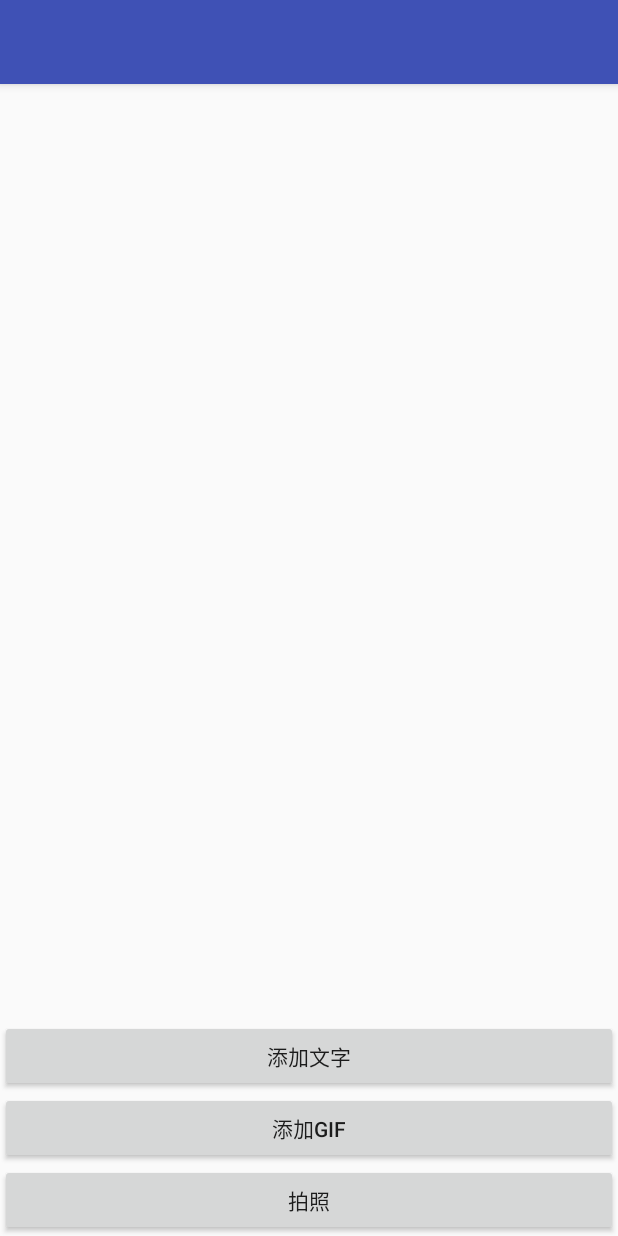
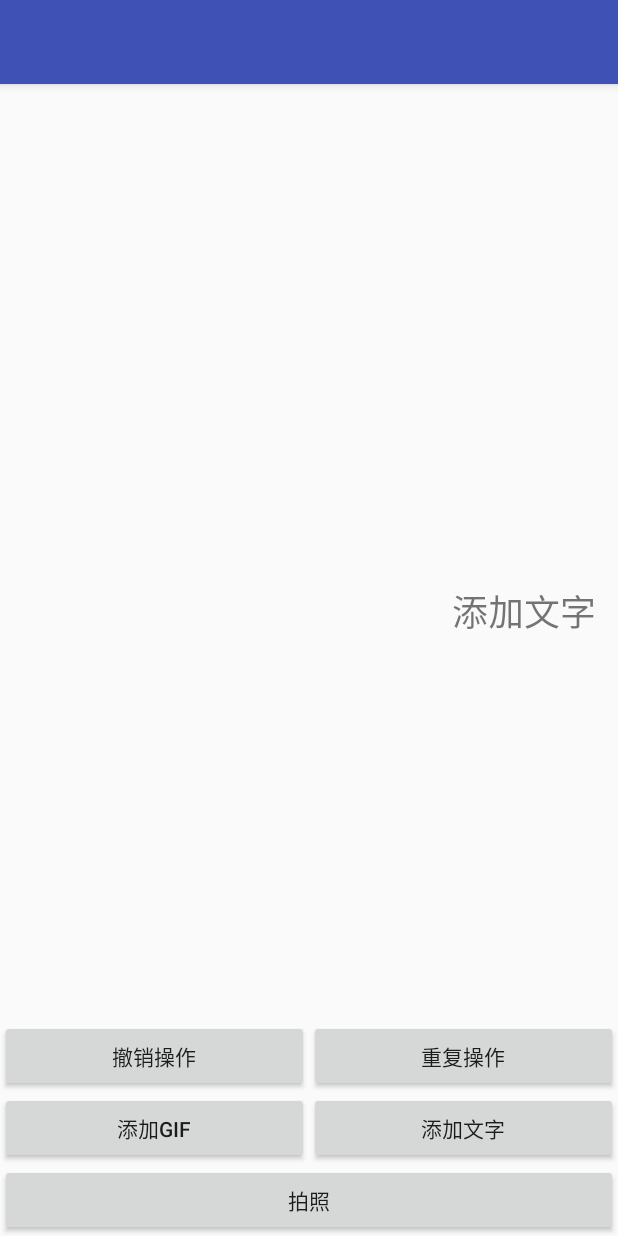
Before and after one commit to Seasonallan/Emoji, an Android app: the screen it shows after launch (MainActivity), after a tap on "添加文字", on a phone screen of 412 x 824 dp. Run offline under Robolectric (Android 15) with nearby library versions, the phone set to English and light mode, and no system bars; 1 statement that could not run was skipped.

Commit message:
添加对操作的控制历史记录，撤销和恢复操作

```diff
--- a/app/src/main/java/com/season/emoji/ui/MainActivity.java
+++ b/app/src/main/java/com/season/emoji/ui/MainActivity.java
@@ -3,28 +3,33 @@ package com.season.emoji.ui;
 import android.content.Intent;
 import android.os.Bundle;
 import android.support.v7.app.AppCompatActivity;
+import android.util.TypedValue;
 import android.view.View;
 import android.view.ViewGroup;
 import android.widget.RelativeLayout;
+import android.widget.TextView;
 import android.widget.Toast;
 
 import com.season.emoji.R;
+import com.season.emoji.ui.view.ContainerView;
 import com.season.emoji.ui.view.GifView;
 import com.season.emoji.permission.PermissionsManager;
 import com.season.emoji.permission.PermissionsResultAction;
 import com.season.emoji.ui.view.ScaleView;
+import com.season.emoji.util.LogUtil;
 
 public class MainActivity extends AppCompatActivity {
 
-    RelativeLayout mContainerView;
+    ContainerView mContainerView;
 
     @Override
     protected void onCreate(Bundle savedInstanceState) {
         super.onCreate(savedInstanceState);
 
+        LogUtil.init(this);
         setContentView(R.layout.activity_main);
 
-        mContainerView = (RelativeLayout) findViewById(R.id.container);
+        mContainerView = (ContainerView) findViewById(R.id.container);
 
         PermissionsManager.getInstance().requestAllManifestPermissionsIfNecessary(this, new PermissionsResultAction() {
             @Override
@@ -48,9 +53,20 @@ public class MainActivity extends AppCompatActivity {
         gifView.setMovieResource(id);
         scaleView.addView(gifView, new RelativeLayout.LayoutParams(ViewGroup.LayoutParams.WRAP_CONTENT, ViewGroup.LayoutParams.WRAP_CONTENT));
 
-        RelativeLayout.LayoutParams params = new RelativeLayout.LayoutParams(ViewGroup.LayoutParams.MATCH_PARENT, ViewGroup.LayoutParams.MATCH_PARENT);//270, 270);
-        params.addRule(RelativeLayout.CENTER_IN_PARENT);
-        mContainerView.addView(scaleView, params);
+        mContainerView.addView(scaleView);
+
+    }
+
+    private void addText(String text){
+        ScaleView scaleView = new ScaleView(this);
+        TextView textView = new TextView(this);
+        textView.setPadding(16, 16, 16, 16);
+        textView.setTextSize(TypedValue.COMPLEX_UNIT_DIP, 24);
+        textView.setText(text);
+        scaleView.addView(textView, new RelativeLayout.LayoutParams(ViewGroup.LayoutParams.WRAP_CONTENT, ViewGroup.LayoutParams.WRAP_CONTENT));
+
+        mContainerView.addView(scaleView);
+
     }
 
     public void 拍照(View view) {
@@ -62,5 +78,23 @@ public class MainActivity extends AppCompatActivity {
     }
 
     public void 添加文字(View view) {
+        addText("添加文字");
+    }
+
+    public void 撤销操作(View view) {
+        if (mContainerView.canPre()){
+            mContainerView.pre();
+        }else{
+            LogUtil.toast("第一个操作");
+        }
+
+    }
+
+    public void 重复操作(View view) {
+        if (mContainerView.canPro()){
+            mContainerView.pro();
+        }else{
+            LogUtil.toast("已经是最后一个操作");
+        }
     }
 }
--- /dev/null
+++ b/app/src/main/java/com/season/emoji/ui/view/ContainerView.java
@@ -0,0 +1,129 @@
+package com.season.emoji.ui.view;
+
+import android.content.Context;
+import android.graphics.Matrix;
+import android.util.AttributeSet;
+import android.view.View;
+import android.view.ViewGroup;
+import android.widget.RelativeLayout;
+
+import com.season.emoji.util.LogUtil;
+
+import java.io.LineNumberInputStream;
+import java.util.ArrayList;
+import java.util.List;
+import java.util.Random;
+
+/**
+ * Disc:
+ * User: SeasonAllan(451360508@qq.com)
+ * Time: 2017-09-27 14:44
+ */
+public class ContainerView extends RelativeLayout {
+
+    interface  IType{
+        int ADD = 1;
+        int REMOVE = 2;
+        int OP = 3;
+    }
+    class Operate{
+        public int type;
+        public ScaleView scaleView;
+        public float[] matrix;
+        public Operate(int op, ScaleView scaleView, Matrix ma){
+            matrix = new float[9];
+            ma.getValues(matrix);
+            type = op;
+            this.scaleView = scaleView;
+        }
+    }
+
+    public ContainerView(Context context) {
+        super(context);
+    }
+
+    public ContainerView(Context context, AttributeSet attrs) {
+        super(context, attrs);
+    }
+
+    public ContainerView(Context context, AttributeSet attrs, int defStyleAttr) {
+        super(context, attrs, defStyleAttr);
+    }
+
+    @Override
+    public void addView(View child, int index, ViewGroup.LayoutParams params) {
+        super.addView(child, index, new RelativeLayout.LayoutParams(ViewGroup.LayoutParams.MATCH_PARENT, ViewGroup.LayoutParams.MATCH_PARENT));
+        if (child instanceof ScaleView){
+            if (getWidth() <= 0){
+                ((ScaleView)child).randomPosition(0, 1);
+            }else{
+                ((ScaleView)child).randomPosition(new Random().nextInt(getWidth()), new Random().nextInt(getHeight()));
+            }
+        }
+    }
+
+    @Override
+    public void removeView(View view) {
+        super.removeView(view);
+        if (view instanceof ScaleView){
+           // addEvent(IType.REMOVE, (ScaleView) view, ((ScaleView) view).mCurrentMatrix);
+        }
+    }
+
+    int position = -1;
+    List<Operate> list = new ArrayList<>();
+
+    public void addEvent(int type, ScaleView scaleView, Matrix matrix){
+        if (position < list.size() - 1){
+            for (int i = list.size() - 1 ; i>position ; i--){
+                list.remove(i);
+            }
+        }
+        list.add(new Operate(type, scaleView, matrix));
+        position = list.size() - 1;
+    }
+
+    public boolean canPre(){
+        return position >= 0;
+    }
+    public boolean canPro(){
+        return position < list.size()-1;
+    }
+
+    public void pre(){
+        switch (list.get(position).type){
+            case IType.OP:
+                position --;
+                ScaleView scaleView = list.get(position).scaleView;
+                float[] data  = list.get(position).matrix;
+                scaleView.resetMatrix(data);
+                break;
+            case IType.ADD:
+                removeView(list.get(position).scaleView);
+                position --;
+                break;
+            case IType.REMOVE:
+                addView(list.get(position).scaleView);
+                position --;
+                break;
+        }
+    }
+
+    public void pro(){
+        position ++;
+        switch (list.get(position).type){
+            case IType.OP:
+                ScaleView scaleView = list.get(position).scaleView;
+                float[] data  = list.get(position).matrix;
+                scaleView.resetMatrix(data);
+                break;
+            case IType.ADD:
+                addView(list.get(position).scaleView);
+                break;
+            case IType.REMOVE:
+                removeView(list.get(position).scaleView);
+                break;
+        }
+    }
+
+}
--- a/app/src/main/java/com/season/emoji/ui/view/ScaleView.java
+++ b/app/src/main/java/com/season/emoji/ui/view/ScaleView.java
@@ -18,6 +18,8 @@ import android.view.View;
 import android.widget.RelativeLayout;
 
 import com.season.emoji.util.LogUtil;
+
+import java.util.Random;
 
 /**
  * Disc:
@@ -47,7 +49,7 @@ public class ScaleView extends RelativeLayout {
 
     private float mCurrentScale = 1f;
     private float MIN_SCALE = Integer.MIN_VALUE;
-    private Matrix mCurrentMatrix;
+    public Matrix mCurrentMatrix;
     private float mMidX;
     private float mMidY;
     private OnClickListener mClickListener;
@@ -85,10 +87,26 @@ public class ScaleView extends RelativeLayout {
         return rotation;
     }
 
+
+    boolean isRandomed = false;
+    public void randomPosition(int x, int y){
+        if (isRandomed){
+            return;
+        }
+        isRandomed = true;
+        mCurrentMatrix.postTranslate(x, y);
+        ((ContainerView)getParent()).addEvent(ContainerView.IType.ADD, this, mCurrentMatrix);
+        invalidate();
+    }
+
+    public void resetMatrix(float[] matrix){
+        mCurrentMatrix.setValues(matrix);
+        invalidate();
+    }
+
     @Override
     public boolean onTouchEvent(MotionEvent ev) {
         if (ev.getAction() == MotionEvent.ACTION_DOWN){
-            LogUtil.d("ACTION_DOWN "+ev.getPointerCount());
             if (ev.getPointerCount() == 1){
                 if (getChildCount() > 0){
                     View child = getChildAt(0);
@@ -98,20 +116,10 @@ public class ScaleView extends RelativeLayout {
                 }
             }
         }
-        if (ev.getAction() == MotionEvent.ACTION_UP) {
-            LogUtil.d("ACTION_UP ACTION_UP  "+ev.getPointerCount());
-            if (ev.getPointerCount() == 0) {
-                isFocus = false;
-            }
-        }
-        if (ev.getAction() == MotionEvent.ACTION_DOWN) {
-            LogUtil.d(" onTouchEvent ddd " + isFocus);
-        }
-        if (ev.getAction() == MotionEvent.ACTION_MOVE) {
-            LogUtil.d(" onTouchEvent mmmmmmmmmmmmmmmm " + isFocus);
-        }
-        if (ev.getAction() == MotionEvent.ACTION_UP) {
-            LogUtil.d(" onTouchEvent ... " + isFocus);
+        if (ev.getAction() == MotionEvent.ACTION_UP || ev.getAction() == MotionEvent.ACTION_CANCEL) {
+            isFocus = false;
+            ((ContainerView)getParent()).addEvent(ContainerView.IType.OP, this, mCurrentMatrix);
+            invalidate();
         }
         mScaleDetector.onTouchEvent(ev);
         if (!mScaleDetector.isInProgress()) {
@@ -208,7 +216,7 @@ public class ScaleView extends RelativeLayout {
 
                 float degree = newDegree - preDegree;
                 mCurrentMatrix.postRotate( degree, (detector.preX2 + detector.preX1)/2, (detector.preY2 + detector.preY1)/2);
-                LogUtil.d(preDegree + ",,,,," + newDegree + "      =    " + degree);
+              //  LogUtil.d(preDegree + ",,,,," + newDegree + "      =    " + degree);
 
                 float scaleFactor = detector.getScaleFactor();
 
--- a/app/src/main/res/layout/activity_main.xml
+++ b/app/src/main/res/layout/activity_main.xml
@@ -6,13 +6,13 @@
     android:layout_height="match_parent"
     tools:context=".ui.MainActivity">
 
-    <RelativeLayout
+    <com.season.emoji.ui.view.ContainerView
         android:id="@+id/container"
         android:layout_width="match_parent"
-        android:layout_above="@+id/text"
+        android:layout_above="@+id/operate"
         android:layout_height="match_parent">
 
-    </RelativeLayout>
+    </com.season.emoji.ui.view.ContainerView>
 
     <Button
         android:id="@+id/camera"
@@ -22,11 +22,19 @@
         android:text="拍照"
         android:onClick="拍照"
         android:layout_centerHorizontal="true"/>
+
+    <LinearLayout
+        android:id="@+id/addview"
+        android:layout_width="match_parent"
+        android:layout_height="wrap_content"
+        android:layout_above="@+id/camera"
+        android:orientation="horizontal">
+
         <Button
             android:id="@+id/gif"
             android:layout_width="match_parent"
             android:layout_height="wrap_content"
-        android:layout_above="@+id/camera"
+            android:layout_weight="1"
             android:text="添加GIF"
             android:onClick="添加GIF"
             android:layout_centerHorizontal="true"/>
@@ -34,9 +42,33 @@
             android:id="@+id/text"
             android:layout_width="match_parent"
             android:layout_height="wrap_content"
-        android:layout_above="@+id/gif"
+            android:layout_weight="1"
             android:text="添加文字"
             android:onClick="添加文字"
             android:layout_centerHorizontal="true"/>
+    </LinearLayout>
+
+    <LinearLayout
+        android:id="@+id/operate"
+        android:layout_width="match_parent"
+        android:layout_height="wrap_content"
+        android:layout_above="@+id/addview"
+        android:orientation="horizontal">
+
+        <Button
+            android:id="@+id/pre"
+            android:layout_width="match_parent"
+            android:layout_height="wrap_content"
+            android:layout_weight="1"
+            android:text="撤销操作"
+            android:onClick="撤销操作" />
+        <Button
+            android:id="@+id/pro"
+            android:layout_width="match_parent"
+            android:layout_height="wrap_content"
+            android:layout_weight="1"
+            android:text="重复操作"
+            android:onClick="重复操作" />
+    </LinearLayout>
 
 </RelativeLayout>
```
Lines whose indentation alone changed are shown as unchanged.
